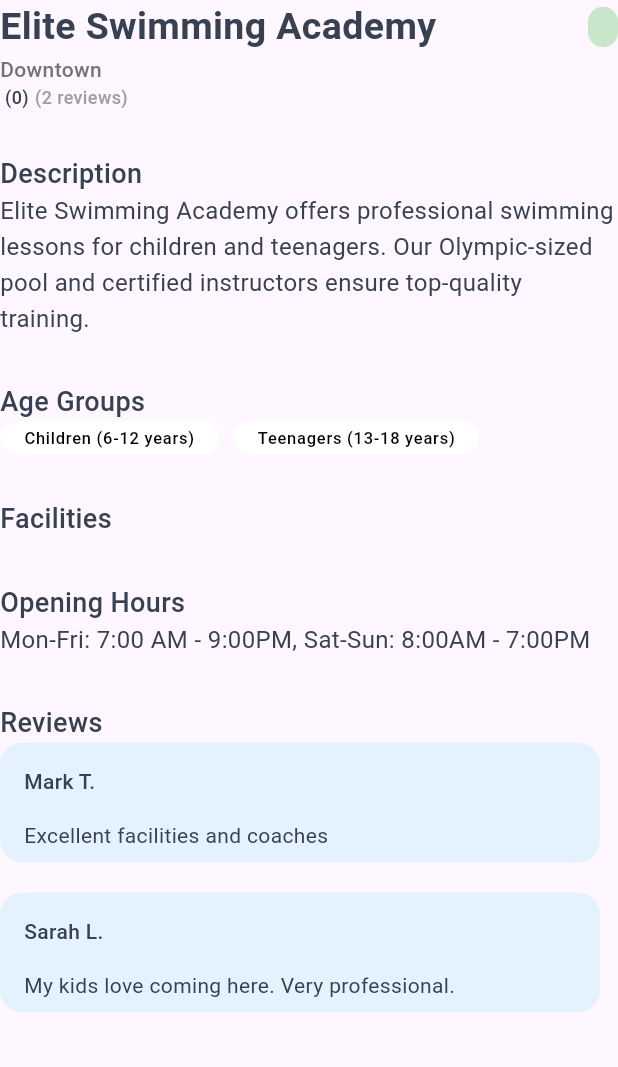
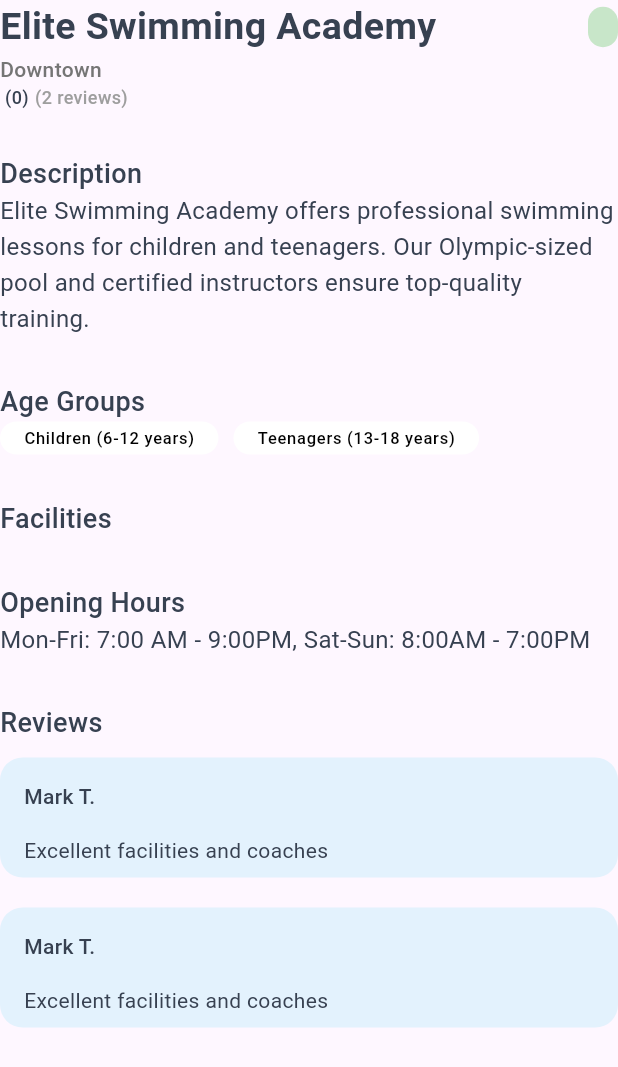
Before and after one commit to MTS-Services/Batteryqk_web-version-App-, a Flutter app: the CustomDetails widget shown alone on an empty page, opened directly with empty values, on a phone screen of 412 x 824 dp. Shown: the top 1067 px of the screen. Run offline on Flutter 3.47's test engine with Material 3 defaults, Android fonts, the phone set to English and light mode, and no system bars; our stand-ins replace dropdown_button2, firebase_auth, firebase_core, font_awesome_flutter, get, google_sign_in and 1 more; accounts and stored records are empty; network calls fail.

Commit message:
update listings details

```diff
--- a/lib/common/widgets/custom_button.dart
+++ b/lib/common/widgets/custom_button.dart
@@ -12,7 +12,7 @@ class CustomButton extends StatelessWidget {
     return SizedBox(
       width: double.infinity,
       child: ElevatedButton(
-        onPressed: () {},
+        onPressed: onPressed,
         style: ElevatedButton.styleFrom(
           padding: EdgeInsets.symmetric(horizontal: 32, vertical: 12),
           backgroundColor: AppColor.blueColor,
--- a/lib/common/widgets/listings_details_custom/custom_details.dart
+++ b/lib/common/widgets/listings_details_custom/custom_details.dart
@@ -115,17 +115,19 @@ class _CustomDetailsState extends State<CustomDetails> {
         CustomParagraphText('opening_hours_detail'.tr),
         const SizedBox(height: 30),
         CustomSectionHeaderText('reviews'.tr),
-        CustomReviews(
+        ListView.builder(
+          shrinkWrap: true,
+          itemCount: 2,
+            itemBuilder: (context, index) {
+              return Padding(
+                padding: const EdgeInsets.symmetric(vertical: 10),
+                child: CustomReviews(
                   starCount: widget.starCount,
                   name: 'Mark T.',
                   designation: 'Excellent facilities and coaches',
                 ),
-        const SizedBox(height: 20),
-        CustomReviews(
-          starCount: widget.starCount,
-          name: 'Sarah L.',
-          designation: 'My kids love coming here. Very professional.',
-        ),
+              );
+            }),
       ],
     );
   }
--- a/lib/features/authentication/views/listings_details.dart
+++ b/lib/features/authentication/views/listings_details.dart
@@ -55,7 +55,7 @@ class _ListingsDetailsState extends State<ListingsDetails> {
                 image1e: AppImages.academies1e,
               ),
               const SizedBox(height: 20),
-              CustomDetails(facilities: facilitiesList, starCount: 5, tag: 'Paid'.tr,),
+              CustomDetails(facilities: facilitiesList, starCount: 5,  tag: 'Paid'.tr,),
 
               CustomListingsBookingSection(
                 dateController: TextEditingController(),
```
Also changed, not shown: lib/common/widgets/listings_details_custom/custom_listings_booking_section.dart (+6 -91 lines), lib/features/authentication/views/review_screen.dart (added, +16 -0 lines). Lines whose indentation alone changed are shown as unchanged.
